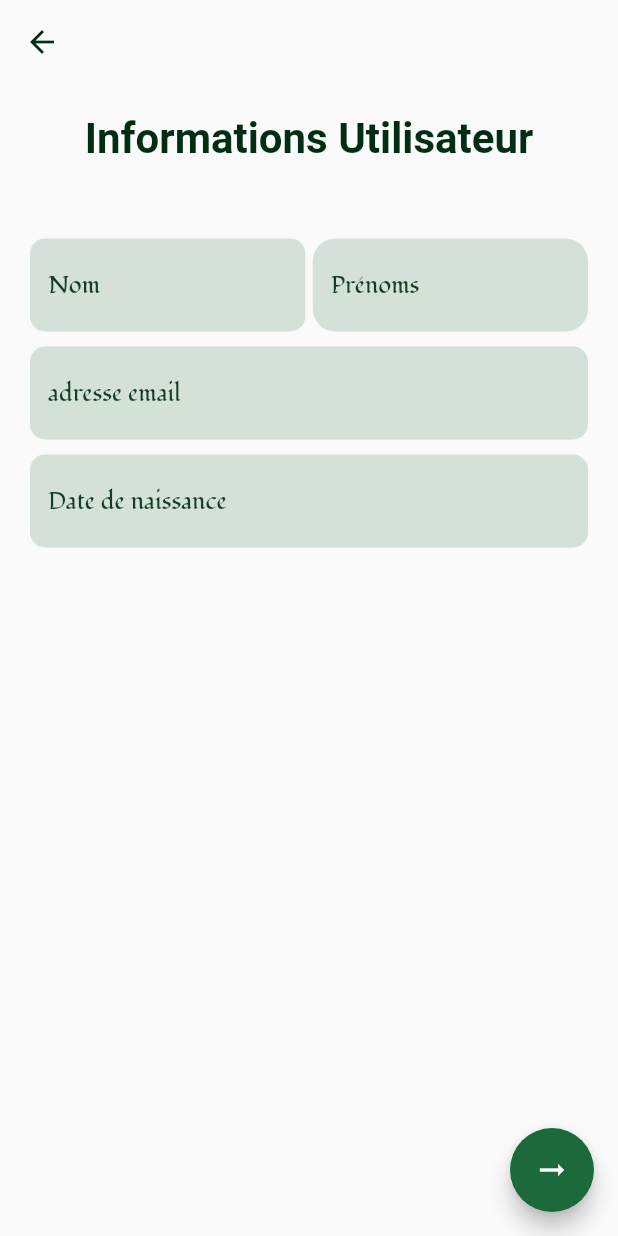
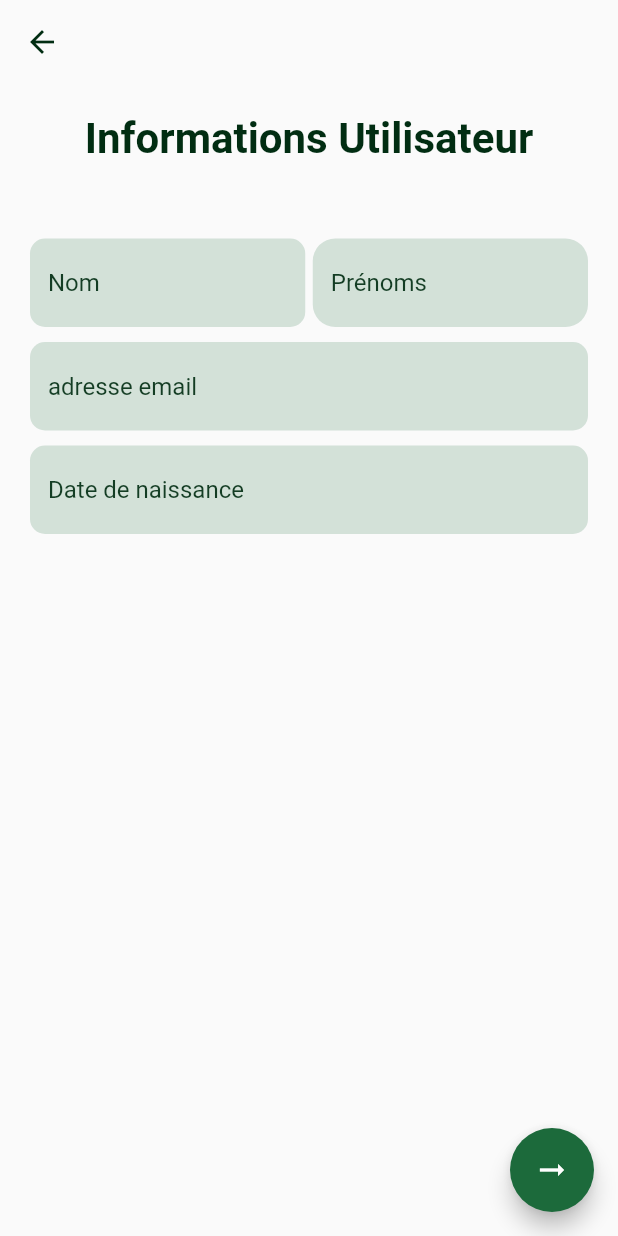
Before and after one commit to Wilfried001/next_one, a Flutter app: the UserInfoForm screen opened directly, after a tap on the "arrow right alt" icon, on a phone screen of 412 x 824 dp. Run offline on Flutter 3.47's test engine with Material 2 defaults, Android fonts, the light colour scheme and no system bars; our stand-ins replace flutter_svg, intl_phone_field; missing offline and left inert: dart:ffi.

Commit message:
changer la police d'ecriture

```diff
--- a/lib/main.dart
+++ b/lib/main.dart
@@ -18,7 +18,7 @@ class MyApp extends StatelessWidget {
       debugShowCheckedModeBanner: false,
       title: 'Flutter Demo',
       theme: ThemeData(
-        fontFamily: "fondamento",
+        fontFamily: "roboto",
         primaryColor: Config.colors.primaryColor,
         primarySwatch: Colors.blue,
       ),
--- a/lib/screens/auth/user-info-form.dart
+++ b/lib/screens/auth/user-info-form.dart
@@ -2,6 +2,7 @@ import 'package:flutter/material.dart';
 import 'package:next_one/config/config.dart';
 import 'package:next_one/config/functions.dart';
 import 'package:next_one/screens/auth/register-add-photo-page.dart';
+import 'package:next_one/screens/contrat&condiction-page.dart';
 import 'package:next_one/widgets/textField.dart';
 import 'package:next_one/widgets/title.dart';
 
@@ -13,7 +14,7 @@ class UserInfoForm extends StatelessWidget {
     return Scaffold(
       floatingActionButton: FloatingActionButton(
         onPressed: () {
-          route(context, const RegisterPageAddPhoto());
+          route(context, CondictionContratConfidentialite());
         },
         backgroundColor: Config.colors.primaryColor,
         child: const Icon(Icons.arrow_right_alt),
--- a/lib/screens/reservation-page.dart
+++ b/lib/screens/reservation-page.dart
@@ -296,7 +296,9 @@ class _ReservationsState extends State<Reservations> {
                                 },
                                 title: Text(
                                   "Dimanche",
-                                  style: TextStyle(fontWeight: FontWeight.bold),
+                                  style: TextStyle(
+                                      fontWeight: FontWeight.bold,
+                                      fontSize: 15),
                                 ),
                               ),
                             ),
```
